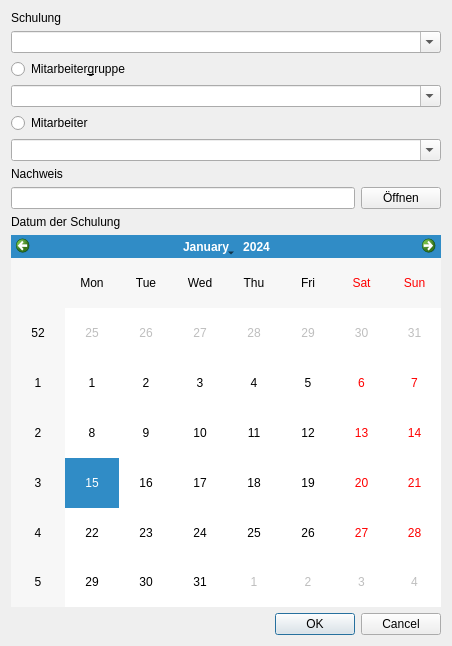
This is ui/qmnewcertificatedialog.ui in Christian-Kr/QualificationMatrix as Qt 5 draws it before an edit. The edited form follows.
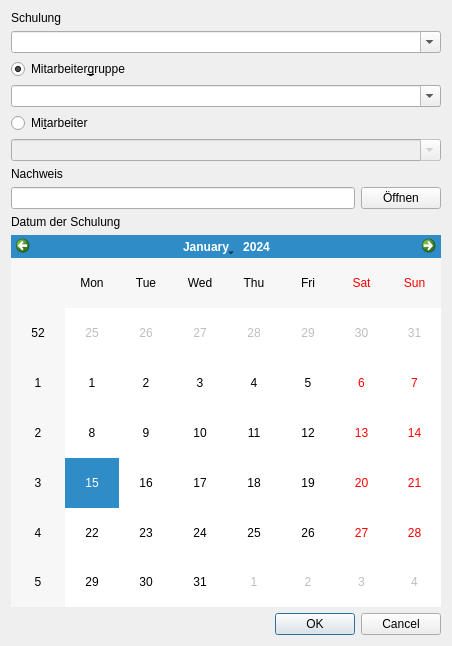
This is the edited form.

Commit message: Implement new certificate dialog to be part of adding a new certificate

The edit to the form file:
```diff
--- a/ui/qmnewcertificatedialog.ui
+++ b/ui/qmnewcertificatedialog.ui
@@ -36,6 +36,9 @@
      <property name="text">
       <string>Mitarbeiter&amp;gruppe</string>
      </property>
+     <property name="checked">
+      <bool>true</bool>
+     </property>
     </widget>
    </item>
    <item row="3" column="0" colspan="2">
@@ -51,12 +54,15 @@
    <item row="4" column="0" colspan="2">
     <widget class="QRadioButton" name="rbEmployee">
      <property name="text">
-      <string>Mitarbeiter</string>
+      <string>Mi&amp;tarbeiter</string>
      </property>
     </widget>
    </item>
    <item row="5" column="0" colspan="2">
     <widget class="QComboBox" name="cbEmployee">
+     <property name="enabled">
+      <bool>false</bool>
+     </property>
      <property name="editable">
       <bool>true</bool>
      </property>
```
Left out of the diff: 39 changed lines with no effect on the pictures. The commit also changes 3 other files.
